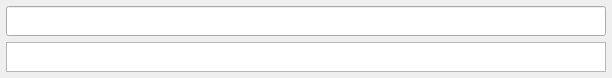
Old version of the form cmd.ui in the repository Mistyazur/ExCapsLock.
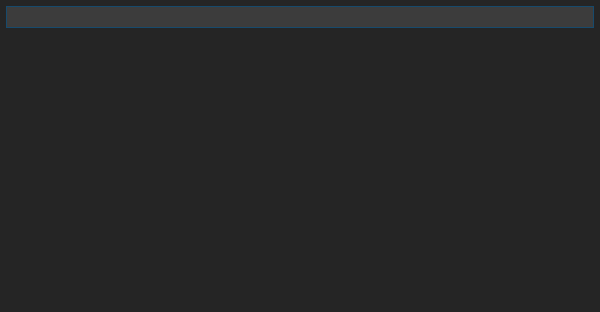
New version of the form.

The edit to the form file:
```diff
--- a/cmd.ui
+++ b/cmd.ui
@@ -6,8 +6,8 @@
    <rect>
     <x>0</x>
     <y>0</y>
-    <width>612</width>
-    <height>78</height>
+    <width>600</width>
+    <height>312</height>
    </rect>
   </property>
   <property name="sizePolicy">
@@ -30,29 +30,46 @@
   <property name="windowTitle">
    <string>Cmd</string>
   </property>
+  <property name="styleSheet">
+   <string notr="true">QWidget {
+	background-color: #252525;
+}
+
+QLineEdit {
+	color: #ababab;
+	background-color: #3c3c3c;
+	margin: 6px 6px 6px 6px;
+	border: 1px solid #174a6c;
+}
+
+QListView {
+	color: #ababab;
+	 border: 0 transparent
+}</string>
+  </property>
   <layout class="QVBoxLayout" name="verticalLayout">
    <property name="spacing">
-    <number>6</number>
+    <number>0</number>
    </property>
    <property name="sizeConstraint">
-    <enum>QLayout::SetMinAndMaxSize</enum>
+    <enum>QLayout::SetDefaultConstraint</enum>
    </property>
    <property name="leftMargin">
-    <number>6</number>
+    <number>0</number>
    </property>
    <property name="topMargin">
-    <number>6</number>
+    <number>0</number>
    </property>
    <property name="rightMargin">
-    <number>6</number>
+    <number>0</number>
    </property>
    <property name="bottomMargin">
-    <number>6</number>
+    <number>0</number>
    </property>
    <item>
     <widget class="QLineEdit" name="lineEdit">
      <property name="sizePolicy">
-      <sizepolicy hsizetype="Fixed" vsizetype="Fixed">
+      <sizepolicy hsizetype="Fixed" vsizetype="Preferred">
        <horstretch>0</horstretch>
        <verstretch>0</verstretch>
       </sizepolicy>
@@ -66,8 +83,7 @@
      <property name="font">
       <font>
        <family>Consolas</family>
-       <pointsize>16</pointsize>
-       <stylestrategy>PreferDefault</stylestrategy>
+       <pointsize>11</pointsize>
       </font>
      </property>
     </widget>
@@ -75,7 +91,7 @@
    <item>
     <widget class="QListView" name="listView">
      <property name="sizePolicy">
-      <sizepolicy hsizetype="Fixed" vsizetype="Preferred">
+      <sizepolicy hsizetype="Fixed" vsizetype="Expanding">
        <horstretch>0</horstretch>
        <verstretch>0</verstretch>
       </sizepolicy>
@@ -92,6 +108,12 @@
        <height>16777215</height>
       </size>
      </property>
+     <property name="font">
+      <font>
+       <family>Consolas</family>
+       <pointsize>11</pointsize>
+      </font>
+     </property>
      <property name="sizeAdjustPolicy">
       <enum>QAbstractScrollArea::AdjustIgnored</enum>
      </property>
```
